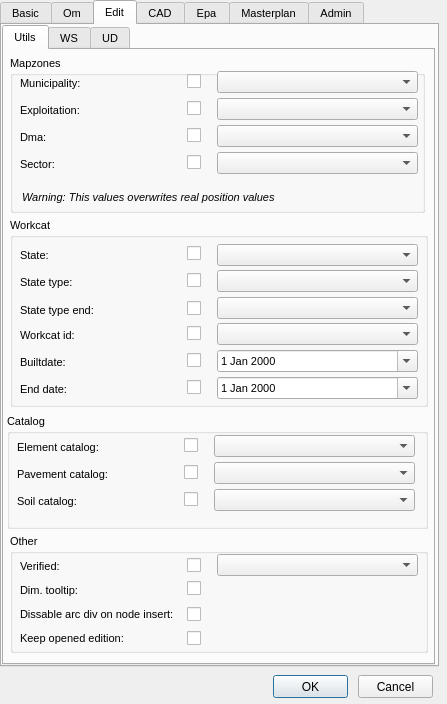
Giswater/giswater_qgis_plugin, file ui/config.ui: the form before one commit.
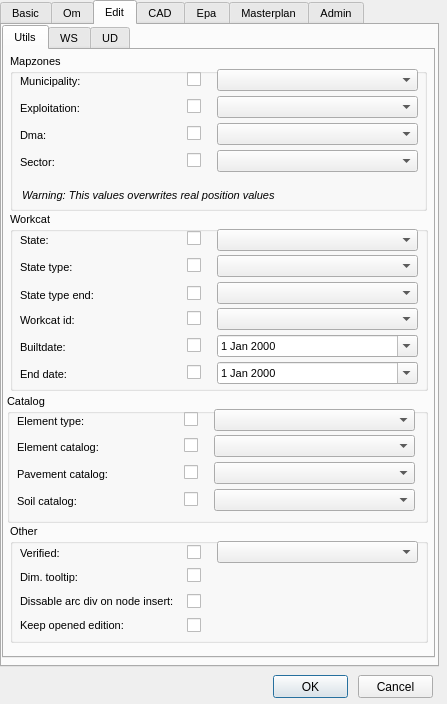
The form after the commit. The open tabs and pages were chosen to show the change.

Commit message: Add element_type combo and filter element_cat combo. Bug fix in add_element

Diff of the .ui file:
```diff
--- a/ui/config.ui
+++ b/ui/config.ui
@@ -54,7 +54,7 @@
     </font>
    </property>
    <property name="currentIndex">
-    <number>0</number>
+    <number>2</number>
    </property>
    <widget class="QWidget" name="tab_basic">
     <attribute name="title">
@@ -271,7 +271,7 @@
        <x>0</x>
        <y>0</y>
        <width>433</width>
-       <height>640</height>
+       <height>633</height>
       </rect>
      </property>
      <property name="font">
@@ -290,8 +290,8 @@
        <property name="geometry">
         <rect>
          <x>6</x>
-         <y>6</y>
-         <width>415</width>
+         <y>4</y>
+         <width>417</width>
          <height>157</height>
         </rect>
        </property>
@@ -576,9 +576,9 @@
        <property name="geometry">
         <rect>
          <x>3</x>
-         <y>364</y>
+         <y>344</y>
          <width>421</width>
-         <height>115</height>
+         <height>129</height>
         </rect>
        </property>
        <property name="title">
@@ -588,7 +588,7 @@
         <property name="geometry">
          <rect>
           <x>207</x>
-          <y>48</y>
+          <y>68</y>
           <width>201</width>
           <height>22</height>
          </rect>
@@ -598,7 +598,7 @@
         <property name="geometry">
          <rect>
           <x>207</x>
-          <y>21</y>
+          <y>41</y>
           <width>201</width>
           <height>22</height>
          </rect>
@@ -608,7 +608,7 @@
         <property name="geometry">
          <rect>
           <x>10</x>
-          <y>49</y>
+          <y>69</y>
           <width>166</width>
           <height>22</height>
          </rect>
@@ -644,7 +644,7 @@
         <property name="geometry">
          <rect>
           <x>10</x>
-          <y>22</y>
+          <y>42</y>
           <width>172</width>
           <height>22</height>
          </rect>
@@ -680,7 +680,7 @@
         <property name="geometry">
          <rect>
           <x>177</x>
-          <y>48</y>
+          <y>68</y>
           <width>20</width>
           <height>21</height>
          </rect>
@@ -693,7 +693,7 @@
         <property name="geometry">
          <rect>
           <x>177</x>
-          <y>21</y>
+          <y>41</y>
           <width>20</width>
           <height>21</height>
          </rect>
@@ -706,7 +706,7 @@
         <property name="geometry">
          <rect>
           <x>10</x>
-          <y>76</y>
+          <y>96</y>
           <width>166</width>
           <height>22</height>
          </rect>
@@ -742,7 +742,7 @@
         <property name="geometry">
          <rect>
           <x>177</x>
-          <y>75</y>
+          <y>95</y>
           <width>20</width>
           <height>21</height>
          </rect>
@@ -755,20 +755,79 @@
         <property name="geometry">
          <rect>
           <x>207</x>
-          <y>75</y>
+          <y>95</y>
           <width>201</width>
           <height>22</height>
          </rect>
         </property>
        </widget>
+       <widget class="QCheckBox" name="chk_elementtype_vdefault">
+        <property name="geometry">
+         <rect>
+          <x>177</x>
+          <y>15</y>
+          <width>20</width>
+          <height>21</height>
+         </rect>
+        </property>
+        <property name="text">
+         <string/>
+        </property>
+       </widget>
+       <widget class="QComboBox" name="elementtype_vdefault">
+        <property name="geometry">
+         <rect>
+          <x>207</x>
+          <y>15</y>
+          <width>201</width>
+          <height>22</height>
+         </rect>
+        </property>
+       </widget>
+       <widget class="QLabel" name="label_elementtype_id">
+        <property name="geometry">
+         <rect>
+          <x>10</x>
+          <y>16</y>
+          <width>172</width>
+          <height>22</height>
+         </rect>
+        </property>
+        <property name="font">
+         <font>
+          <pointsize>8</pointsize>
+         </font>
+        </property>
+        <property name="frameShape">
+         <enum>QFrame::NoFrame</enum>
+        </property>
+        <property name="frameShadow">
+         <enum>QFrame::Plain</enum>
+        </property>
+        <property name="text">
+         <string>Element type:</string>
+        </property>
+        <property name="textFormat">
+         <enum>Qt::AutoText</enum>
+        </property>
+        <property name="scaledContents">
+         <bool>false</bool>
+        </property>
+        <property name="alignment">
+         <set>Qt::AlignLeading|Qt::AlignLeft|Qt::AlignVCenter</set>
+        </property>
+        <property name="margin">
+         <number>3</number>
+        </property>
+       </widget>
       </widget>
       <widget class="QGroupBox" name="groupBox_3">
        <property name="geometry">
         <rect>
          <x>6</x>
-         <y>168</y>
+         <y>162</y>
          <width>418</width>
-         <height>189</height>
+         <height>179</height>
         </rect>
        </property>
        <property name="title">
@@ -778,7 +837,7 @@
         <property name="geometry">
          <rect>
           <x>177</x>
-          <y>132</y>
+          <y>123</y>
           <width>20</width>
           <height>21</height>
          </rect>
@@ -791,7 +850,7 @@
         <property name="geometry">
          <rect>
           <x>177</x>
-          <y>105</y>
+          <y>96</y>
           <width>20</width>
           <height>21</height>
          </rect>
@@ -804,7 +863,7 @@
         <property name="geometry">
          <rect>
           <x>10</x>
-          <y>106</y>
+          <y>97</y>
           <width>166</width>
           <height>22</height>
          </rect>
@@ -840,7 +899,7 @@
         <property name="geometry">
          <rect>
           <x>10</x>
-          <y>26</y>
+          <y>17</y>
           <width>166</width>
           <height>22</height>
          </rect>
@@ -876,7 +935,7 @@
         <property name="geometry">
          <rect>
           <x>10</x>
-          <y>53</y>
+          <y>44</y>
           <width>163</width>
           <height>22</height>
          </rect>
@@ -912,7 +971,7 @@
         <property name="geometry">
          <rect>
           <x>207</x>
-          <y>79</y>
+          <y>70</y>
           <width>201</width>
           <height>22</height>
          </rect>
@@ -922,7 +981,7 @@
         <property name="geometry">
          <rect>
           <x>207</x>
-          <y>132</y>
+          <y>123</y>
           <width>201</width>
           <height>22</height>
          </rect>
@@ -935,7 +994,7 @@
         <property name="geometry">
          <rect>
           <x>177</x>
-          <y>80</y>
+          <y>71</y>
           <width>20</width>
           <height>21</height>
          </rect>
@@ -948,7 +1007,7 @@
         <property name="geometry">
          <rect>
           <x>177</x>
-          <y>159</y>
+          <y>150</y>
           <width>20</width>
           <height>21</height>
          </rect>
@@ -961,7 +1020,7 @@
         <property name="geometry">
          <rect>
           <x>10</x>
-          <y>133</y>
+          <y>124</y>
           <width>169</width>
           <height>22</height>
          </rect>
@@ -997,7 +1056,7 @@
         <property name="geometry">
          <rect>
           <x>207</x>
-          <y>26</y>
+          <y>17</y>
           <width>201</width>
           <height>22</height>
          </rect>
@@ -1007,7 +1066,7 @@
         <property name="geometry">
          <rect>
           <x>177</x>
-          <y>25</y>
+          <y>16</y>
           <width>20</width>
           <height>21</height>
          </rect>
@@ -1020,7 +1079,7 @@
         <property name="geometry">
          <rect>
           <x>177</x>
-          <y>52</y>
+          <y>43</y>
           <width>20</width>
           <height>21</height>
          </rect>
@@ -1033,7 +1092,7 @@
         <property name="geometry">
          <rect>
           <x>207</x>
-          <y>105</y>
+          <y>96</y>
           <width>201</width>
           <height>22</height>
          </rect>
@@ -1043,7 +1102,7 @@
         <property name="geometry">
          <rect>
           <x>10</x>
-          <y>160</y>
+          <y>151</y>
           <width>169</width>
           <height>22</height>
          </rect>
@@ -1079,7 +1138,7 @@
         <property name="geometry">
          <rect>
           <x>207</x>
-          <y>159</y>
+          <y>150</y>
           <width>201</width>
           <height>22</height>
          </rect>
@@ -1092,7 +1151,7 @@
         <property name="geometry">
          <rect>
           <x>10</x>
-          <y>81</y>
+          <y>72</y>
           <width>163</width>
           <height>22</height>
          </rect>
@@ -1128,7 +1187,7 @@
         <property name="geometry">
          <rect>
           <x>207</x>
-          <y>52</y>
+          <y>43</y>
           <width>201</width>
           <height>22</height>
          </rect>
@@ -1139,7 +1198,7 @@
        <property name="geometry">
         <rect>
          <x>6</x>
-         <y>484</y>
+         <y>474</y>
          <width>418</width>
          <height>119</height>
         </rect>
@@ -1151,7 +1210,7 @@
         <property name="geometry">
          <rect>
           <x>207</x>
-          <y>20</y>
+          <y>17</y>
           <width>201</width>
           <height>22</height>
          </rect>
@@ -1161,7 +1220,7 @@
         <property name="geometry">
          <rect>
           <x>10</x>
-          <y>21</y>
+          <y>18</y>
           <width>166</width>
           <height>22</height>
          </rect>
@@ -1197,7 +1256,7 @@
         <property name="geometry">
          <rect>
           <x>177</x>
-          <y>44</y>
+          <y>41</y>
           <width>17</width>
           <height>21</height>
          </rect>
@@ -1210,7 +1269,7 @@
         <property name="geometry">
          <rect>
           <x>10</x>
-          <y>45</y>
+          <y>42</y>
           <width>165</width>
           <height>22</height>
          </rect>
@@ -1246,7 +1305,7 @@
         <property name="geometry">
          <rect>
           <x>177</x>
-          <y>21</y>
+          <y>18</y>
           <width>20</width>
           <height>21</height>
          </rect>
@@ -1259,7 +1318,7 @@
         <property name="geometry">
          <rect>
           <x>10</x>
-          <y>69</y>
+          <y>66</y>
           <width>169</width>
           <height>22</height>
          </rect>
@@ -1295,7 +1354,7 @@
         <property name="geometry">
          <rect>
           <x>177</x>
-          <y>70</y>
+          <y>67</y>
           <width>17</width>
           <height>21</height>
          </rect>
@@ -1308,7 +1367,7 @@
         <property name="geometry">
          <rect>
           <x>10</x>
-          <y>93</y>
+          <y>90</y>
           <width>169</width>
           <height>22</height>
          </rect>
@@ -1344,7 +1403,7 @@
         <property name="geometry">
          <rect>
           <x>177</x>
-          <y>94</y>
+          <y>91</y>
           <width>17</width>
           <height>21</height>
          </rect>
```
The commit also changes 2 other files.
